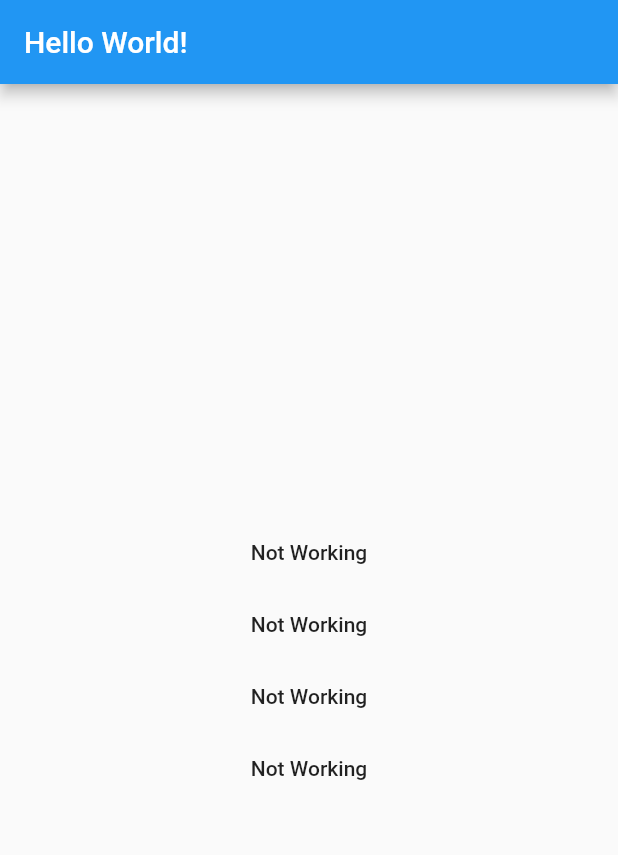
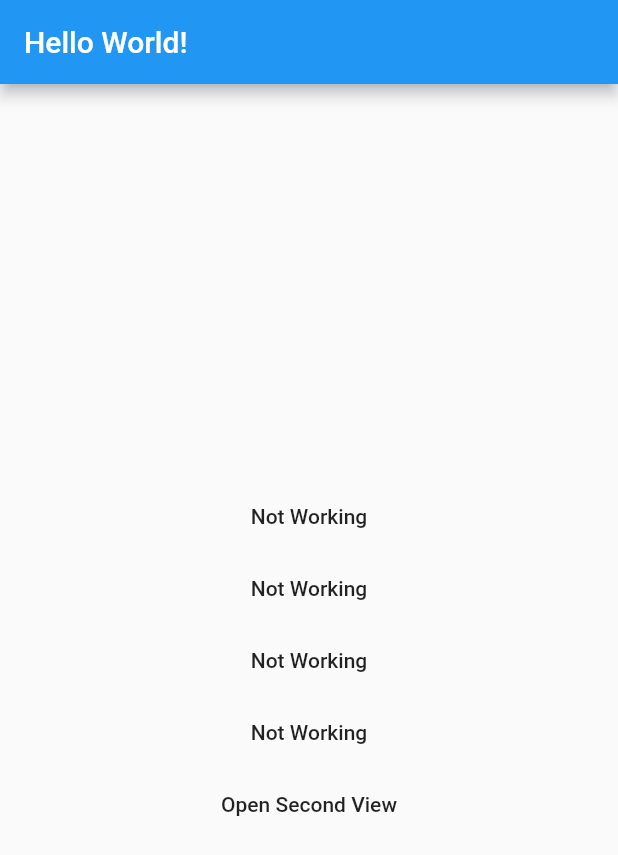
Before and after one commit to applanga/applanga_flutter, a Flutter app: the screen it shows after launch, on a phone screen of 412 x 824 dp. Shown: the top 855 px of the screen. Run offline on Flutter 3.47's test engine with Material 2 defaults, Android fonts, the phone set to English and light mode, and no system bars; missing offline and left inert: flutter_driver.

Commit message:
applanga test utils working, ready for release

```diff
--- a/example/lib/localisations.dart
+++ b/example/lib/localisations.dart
@@ -8,7 +8,7 @@ class ApplangaLocalizationsDelegate extends LocalizationsDelegate<ApplangaLocali
   const ApplangaLocalizationsDelegate();
 
   @override
-  bool isSupported(Locale locale) => ['en', 'es', 'de'].contains(locale.languageCode);
+  bool isSupported(Locale locale) => ['en', 'de'].contains(locale.languageCode);
 
   @override
   Future<ApplangaLocalizations> load(Locale locale) {
@@ -37,24 +37,27 @@ class ApplangaLocalizations {
       'showScreenShotMenu': 'Not Working',
       'hideScreenShotMenu': 'Not Working',
       'draftModeLabel': 'Not Working',
-      'takeProgramaticScreenshot': 'Not Working'
-    },
-    'es': {
-      'title': 'Titulo',
-      'hello_world': 'Hola Mundo!'
+      'takeProgramaticScreenshot': 'Not Working',
+      'secondPageTitle': 'Not Working'
     },
     'de': {
-      'title': 'Titel',
-      'hello_world': 'Hallo Welt!'
+      'title': 'Title',
+      'hello_world': 'Hello World!',
+      'showScreenShotMenu': 'Not Working',
+      'hideScreenShotMenu': 'Not Working',
+      'draftModeLabel': 'Not Working',
+      'takeProgramaticScreenshot': 'Not Working',
+      'secondPageTitle': 'Not Working'
     }
   };
 
   /// Actualises the key - string map with the strings from applanga's dashboard
   Future localizeMap() async{
-    print(this.locale.countryCode);
-    print(_localizedValues);
+    print(this.locale.languageCode);
+    print("Before Localisation: " + _localizedValues.toString());
     _localizedValues = await ApplangaFlutter.localizeMap(_localizedValues);
-    print(_localizedValues);
+    print("After Localisation: " + _localizedValues.toString());
+
   }
 
 
--- a/example/lib/main.dart
+++ b/example/lib/main.dart
@@ -17,9 +17,8 @@ class Demo extends StatelessWidget {
         GlobalWidgetsLocalizations.delegate,
       ],
       supportedLocales: [
-        const Locale('en', ''),
-        const Locale('es', ''),
-        const Locale('de', ''),
+        const Locale('en'),
+        const Locale('de')
       ],
       // Watch out: MaterialApp creates a Localizations widget
       // with the specified delegates. DemoLocalizations.of()
@@ -34,7 +33,6 @@ class DemoApp extends StatefulWidget {
   DemoAppState createState() => new DemoAppState();
 }
 class DemoAppState extends State<DemoApp>{
-
 
   void _applangaUpdate() async{
     await ApplangaFlutter.update();
@@ -64,8 +62,6 @@ class DemoAppState extends State<DemoApp>{
               onPressed: () {
                     ApplangaFlutter.showDraftModeDialog();
               },
-
-
               child: Text(
                 ApplangaLocalizations.of(context).get("draftModeLabel"),
               ),
@@ -87,7 +83,6 @@ class DemoAppState extends State<DemoApp>{
               child: Text(
                   ApplangaLocalizations.of(context).get("hideScreenShotMenu")
               ),
-
             ),
             FlatButton(
               onPressed: () {
@@ -96,12 +91,41 @@ class DemoAppState extends State<DemoApp>{
               child: Text(
                   ApplangaLocalizations.of(context).get("takeProgramaticScreenshot")
               ),
-
+            ),
+            FlatButton(
+              onPressed: () {
+                Navigator.push(
+                  context,
+                  MaterialPageRoute(builder: (context) => SecondRoute()),
+                );
+              },
+              key: Key("OpenSecondPage"),
+              child: Text(
+                  "Open Second View"
+              ),
             )
-
           ],
         ),
       ),
     );
   }
+
 }
+class SecondRoute extends StatelessWidget {
+  @override
+  Widget build(BuildContext context) {
+    return Scaffold(
+      appBar: AppBar(
+        title: Text("Second Route"),
+      ),
+      body: Center(
+        child: RaisedButton(
+          onPressed: () {
+            // Navigate back to first route when tapped.
+          },
+          child: Text(ApplangaLocalizations.of(context).get("secondPageTitle")),
+        ),
+      ),
+    );
+  }
+}
--- a/example/test_driver/app.dart
+++ b/example/test_driver/app.dart
@@ -1,14 +1,14 @@
 import 'package:flutter_driver/driver_extension.dart';
 import 'package:applanga_flutter_test_app/main.dart' as app;
 import 'package:applanga_flutter/applanga_flutter.dart';
-import 'applanga_test_utils.dart';
+import 'package:applanga_flutter/applanga_test_utils.dart';
+
 void main() {
 
-  var applangaTestUtil = ApplangaFlutterTestUtils(ApplangaFlutter.captureScreenshotWithTag);
+  var applangaTestUtil = ApplangaFlutterTestUtils(ApplangaFlutter.captureScreenshotWithTag, ApplangaFlutter.setLanguage);
 
   enableFlutterDriverExtension(handler: (payload) async {
     applangaTestUtil.checkForApplangaRequests(payload);
-    return "";
   });
 
   app.main();
--- a/lib/applanga_flutter.dart
+++ b/lib/applanga_flutter.dart
@@ -33,6 +33,12 @@ class ApplangaFlutter {
       'tag': tag,
       'useOcr': useOcr,
       'stringIds': stringIds
+    });
+  }
+
+  static void setLanguage(String lang){
+    _channel.invokeMethod('setlanguage',<String, dynamic>{
+      'lang': lang
     });
   }
 
```
Also changed, not shown: example/test_driver/app_test.dart (+24 -9 lines), example/test_driver/applanga_test_utils.dart (deleted, +0 -54 lines), lib/applanga_test_utils.dart (added, +66 -0 lines), 5 other files.
